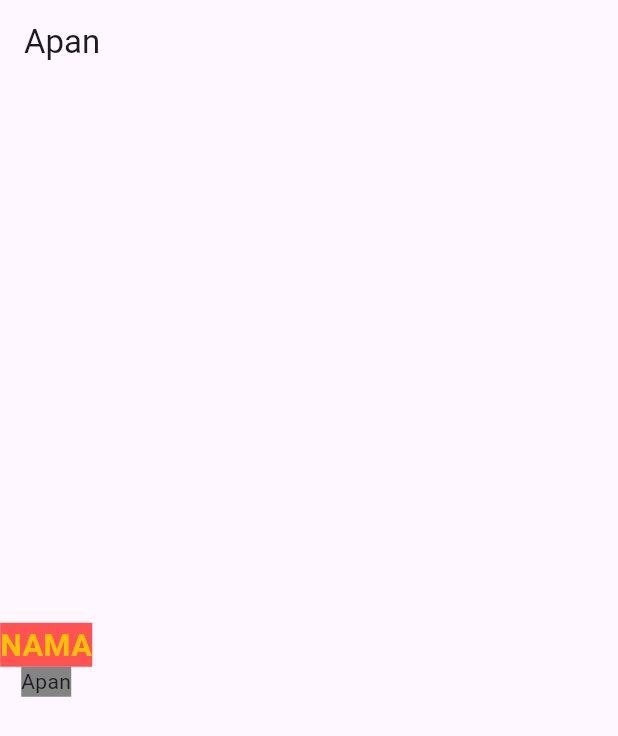
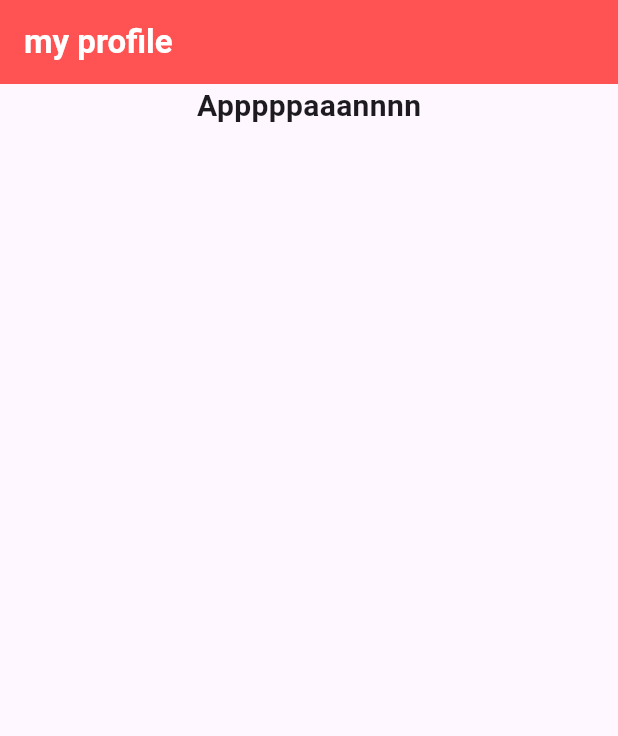
Before and after one commit to AhmadAffan28/flutter_profile_card, a Flutter app: the screen it shows after launch, on a phone screen of 412 x 824 dp. Shown: the top 736 px of the screen. Run offline on Flutter 3.47's test engine with Material 3 defaults, Android fonts, the phone set to English and light mode, and no system bars; Roboto replaces fonts that are missing (poppins).

Commit message:
belajar row colum

```diff
--- a/lib/main.dart
+++ b/lib/main.dart
@@ -2,5 +2,17 @@ import 'package:flutter/material.dart';
 import 'package:flutter_application_1/profile.dart';
 
 void main(List<String> args) {
-  runApp(ProfileCard());
+  runApp(MainPage());
 }
+
+class MainPage extends StatelessWidget {
+  const MainPage({super.key});
+
+  @override
+  Widget build(BuildContext context) {
+    return MaterialApp(
+      home: ProfileCard(),
+      debugShowCheckedModeBanner: false,
+    );
+  }
+}
--- a/lib/profile.dart
+++ b/lib/profile.dart
@@ -1,51 +1,41 @@
 import 'package:flutter/material.dart';
 
 class ProfileCard extends StatelessWidget {
-  const ProfileCard({super.key});
+  const ProfileCard
+({super.key});
 
   @override
   Widget build(BuildContext context) {
-    return MaterialApp(
-      home: Scaffold(
-        appBar: AppBar(
-          title: Text('Apan'),
+    return Scaffold(
+      appBar: AppBar(
+        backgroundColor: Colors.redAccent,
+        title: const Text(
+          'my profile',
+          style: TextStyle(
+            color: Colors.white,
+            fontWeight: FontWeight.bold,
+          ),
         ),
-        /**
-         * ROW dan COLUM BISA MEMILIKI BANYAK WIDGET
-         * ROW ITU KE SAMPING
-         * COLUM ITU KEBAWAH
-         */
-        body: Column(
-          mainAxisAlignment: MainAxisAlignment.center,
-          children: <Widget>[
-            SizedBox(
-              width: ,
-              child: Container(
-                child: Text(
-                  'NAMA',
-                  style: TextStyle(
-                    color: Colors.amber,
-                    fontSize: 20.5,
-                    fontWeight: FontWeight.bold,
-                    backgroundColor: Colors.redAccent,
-                    fontFamily: 'poppins', // harus ada font nya
-                  ),
-                ),
+      ),
+      body: Center(
+        child: Column(
+          children: [
+            Text(
+              'Apppppaaannnn',
+              style: TextStyle(
+                fontSize: 20,
+               fontWeight: FontWeight.bold,
               ),
             ),
-            Text('Apan',
-                 style: TextStyle(
-                  backgroundColor: Color.fromARGB(
-                  200,
-                  100,
-                  100,
-                  100)
-              ),
-            )
+            Row(
+              children: [
+                Column(children: [],),
+                Column(children: [],),
+              ],
+            ),
           ],
         ),
       ),
-      debugShowCheckedModeBanner: false,
     );
   }
 }
```
Also changed, not shown: flutter_01.png (added).
